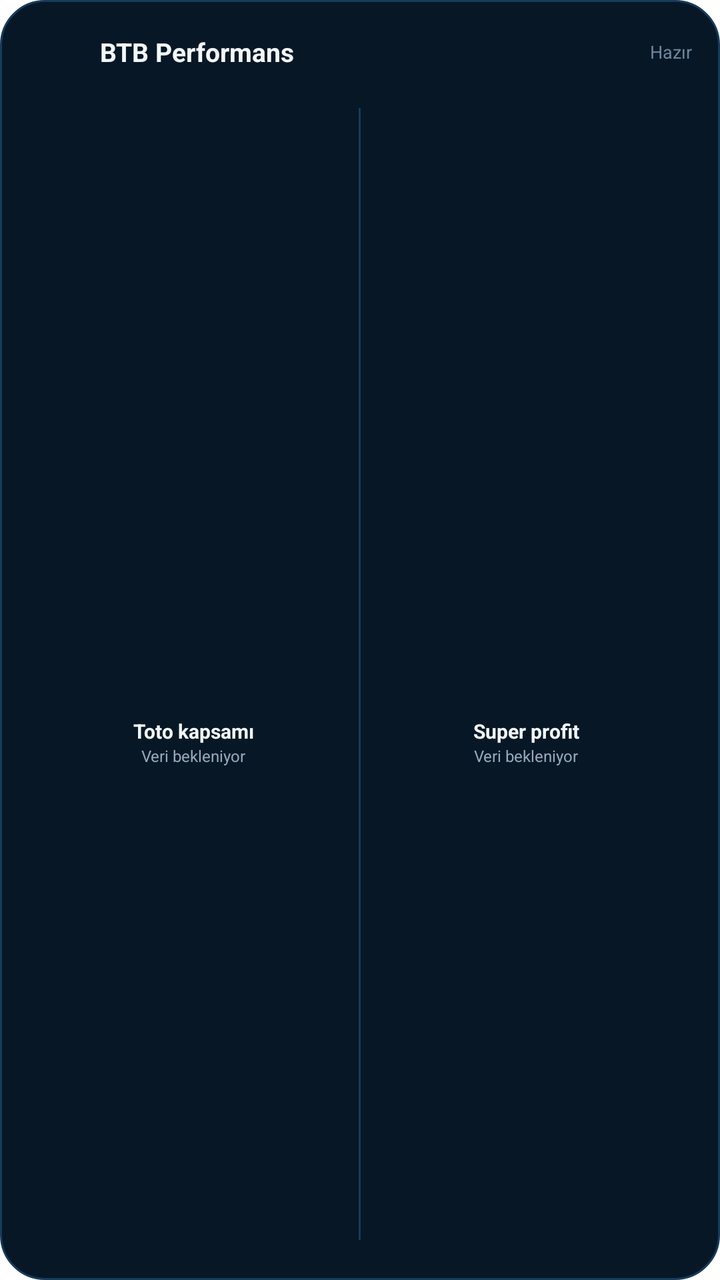
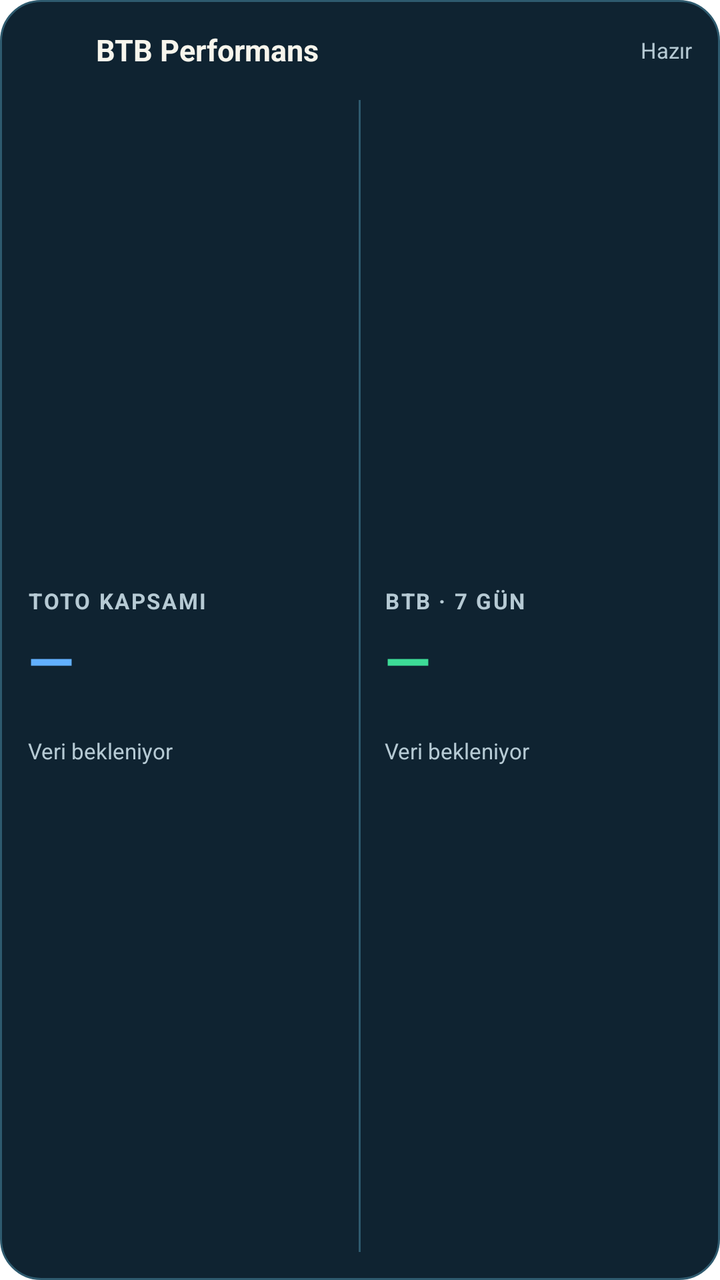

Two renders of the same Android screen: before a commit and after it. Below are the layout's source before the change and the commit's diff.
<!-- AndroidManifest.xml: fallback theme Theme.MaterialComponents.DayNight.NoActionBar -->
<!-- res/layout/btb_performance_widget.xml -->
<?xml version="1.0" encoding="utf-8"?>
<LinearLayout xmlns:android="http://schemas.android.com/apk/res/android"
  android:id="@+id/btb_kpi_widget_root"
  android:layout_width="match_parent"
  android:layout_height="match_parent"
  android:background="@drawable/btb_widget_background"
  android:orientation="vertical">

  <LinearLayout
    android:layout_width="match_parent"
    android:layout_height="wrap_content"
    android:gravity="center_vertical"
    android:orientation="horizontal">

    <ImageView
      android:id="@+id/btb_kpi_app_icon"
      android:layout_width="28dp"
      android:layout_height="28dp"
      android:layout_marginEnd="8dp"
      android:contentDescription="@string/btb_widget_app_icon"
      android:scaleType="fitCenter" />

    <TextView
      android:id="@+id/btb_kpi_title"
      android:layout_width="0dp"
      android:layout_height="wrap_content"
      android:layout_weight="1"
      android:text="@string/btb_kpi_widget_title"
      android:textColor="@color/btb_widget_text"
      android:textSize="13sp"
      android:textStyle="bold" />

    <TextView
      android:id="@+id/btb_kpi_updated"
      android:layout_width="wrap_content"
      android:layout_height="wrap_content"
      android:text="@string/btb_widget_ready"
      android:textColor="@color/btb_widget_subtle"
      android:textSize="9sp" />
  </LinearLayout>

  <LinearLayout
    android:layout_width="match_parent"
    android:layout_height="0dp"
    android:layout_marginTop="6dp"
    android:layout_weight="1"
    android:gravity="center"
    android:orientation="horizontal">

    <LinearLayout
      android:id="@+id/btb_kpi_toto"
      android:layout_width="0dp"
      android:layout_height="match_parent"
      android:layout_weight="1"
      android:gravity="center"
      android:orientation="vertical">

      <ImageView
        android:id="@+id/btb_kpi_toto_chart"
        android:layout_width="68dp"
        android:layout_height="68dp"
        android:contentDescription="@string/btb_kpi_toto_title"
        android:scaleType="fitCenter" />

      <TextView
        android:id="@+id/btb_kpi_toto_label"
        android:layout_width="match_parent"
        android:layout_height="wrap_content"
        android:gravity="center"
        android:text="@string/btb_kpi_toto_title"
        android:textColor="@color/btb_widget_text"
        android:textSize="10sp"
        android:textStyle="bold" />

      <TextView
        android:id="@+id/btb_kpi_toto_detail"
        android:layout_width="match_parent"
        android:layout_height="wrap_content"
        android:gravity="center"
        android:text="@string/btb_kpi_waiting"
        android:textColor="@color/btb_widget_muted"
        android:textSize="8sp" />
    </LinearLayout>

    <TextView
      android:id="@+id/btb_kpi_divider"
      android:layout_width="1dp"
      android:layout_height="match_parent"
      android:layout_marginVertical="8dp"
      android:background="#FF173B59" />

    <LinearLayout
      android:id="@+id/btb_kpi_super"
      android:layout_width="0dp"
      android:layout_height="match_parent"
      android:layout_weight="1"
      android:gravity="center"
      android:orientation="vertical">

      <ImageView
        android:id="@+id/btb_kpi_super_chart"
        android:layout_width="68dp"
        android:layout_height="68dp"
        android:contentDescription="@string/btb_kpi_super_title"
        android:scaleType="fitCenter" />

      <TextView
        android:id="@+id/btb_kpi_super_label"
        android:layout_width="match_parent"
        android:layout_height="wrap_content"
        android:gravity="center"
        android:text="@string/btb_kpi_super_title"
        android:textColor="@color/btb_widget_text"
        android:textSize="10sp"
        android:textStyle="bold" />

      <TextView
        android:id="@+id/btb_kpi_super_detail"
        android:layout_width="match_parent"
        android:layout_height="wrap_content"
        android:gravity="center"
        android:text="@string/btb_kpi_waiting"
        android:textColor="@color/btb_widget_muted"
        android:textSize="8sp" />
    </LinearLayout>
  </LinearLayout>
</LinearLayout>
<!-- resources referenced by this layout -->
<resources>
  <color name="btb_widget_muted">#FF94A9BC</color>
  <color name="btb_widget_subtle">#FF6E879D</color>
  <color name="btb_widget_text">#FFF4F8FC</color>
  <!-- drawable btb_widget_background (drawable) -->
  <?xml version="1.0" encoding="utf-8"?>
  <shape xmlns:android="http://schemas.android.com/apk/res/android"
    android:shape="rectangle">
    <solid android:color="#FF071726" />
    <stroke
      android:width="1dp"
      android:color="#FF173B59" />
    <corners android:radius="22dp" />
    <padding
      android:left="14dp"
      android:top="12dp"
      android:right="14dp"
      android:bottom="12dp" />
  </shape>
  <string name="btb_kpi_super_title">Super profit</string>
  <string name="btb_kpi_toto_title">Toto kapsamı</string>
  <string name="btb_kpi_waiting">Veri bekleniyor</string>
  <string name="btb_kpi_widget_title">BTB Performans</string>
  <string name="btb_widget_app_icon">BTB Mobile Next ikonu</string>
  <string name="btb_widget_ready">Hazır</string>
</resources>

<!-- the commit's change to res/layout/btb_performance_widget.xml (unified diff, before → after) -->
@@ -14,8 +14,8 @@
 
     <ImageView
       android:id="@+id/btb_kpi_app_icon"
-      android:layout_width="28dp"
-      android:layout_height="28dp"
+      android:layout_width="26dp"
+      android:layout_height="26dp"
       android:layout_marginEnd="8dp"
       android:contentDescription="@string/btb_widget_app_icon"
       android:scaleType="fitCenter" />
@@ -27,7 +27,7 @@
       android:layout_weight="1"
       android:text="@string/btb_kpi_widget_title"
       android:textColor="@color/btb_widget_text"
-      android:textSize="13sp"
+      android:textSize="15sp"
       android:textStyle="bold" />
 
     <TextView
@@ -36,15 +36,14 @@
       android:layout_height="wrap_content"
       android:text="@string/btb_widget_ready"
       android:textColor="@color/btb_widget_subtle"
-      android:textSize="9sp" />
+      android:textSize="11sp" />
   </LinearLayout>
 
   <LinearLayout
     android:layout_width="match_parent"
     android:layout_height="0dp"
-    android:layout_marginTop="6dp"
+    android:layout_marginTop="10dp"
     android:layout_weight="1"
-    android:gravity="center"
     android:orientation="horizontal">
 
     <LinearLayout
@@ -52,76 +51,101 @@
       android:layout_width="0dp"
       android:layout_height="match_parent"
       android:layout_weight="1"
-      android:gravity="center"
+      android:gravity="center_vertical"
       android:orientation="vertical">
-
-      <ImageView
-        android:id="@+id/btb_kpi_toto_chart"
-        android:layout_width="68dp"
-        android:layout_height="68dp"
-        android:contentDescription="@string/btb_kpi_toto_title"
-        android:scaleType="fitCenter" />
 
       <TextView
         android:id="@+id/btb_kpi_toto_label"
         android:layout_width="match_parent"
         android:layout_height="wrap_content"
-        android:gravity="center"
+        android:letterSpacing="0.08"
         android:text="@string/btb_kpi_toto_title"
-        android:textColor="@color/btb_widget_text"
-        android:textSize="10sp"
+        android:textColor="@color/btb_widget_muted"
+        android:textSize="11sp"
         android:textStyle="bold" />
+
+      <TextView
+        android:id="@+id/btb_kpi_toto_value"
+        android:layout_width="match_parent"
+        android:layout_height="wrap_content"
+        android:layout_marginTop="2dp"
+        android:text="—"
+        android:textColor="@color/btb_widget_blue"
+        android:textSize="30sp"
+        android:textStyle="bold" />
+
+      <ImageView
+        android:id="@+id/btb_kpi_toto_chart"
+        android:layout_width="match_parent"
+        android:layout_height="6dp"
+        android:layout_marginTop="6dp"
+        android:contentDescription="@string/btb_kpi_toto_title"
+        android:scaleType="fitXY" />
 
       <TextView
         android:id="@+id/btb_kpi_toto_detail"
         android:layout_width="match_parent"
         android:layout_height="wrap_content"
-        android:gravity="center"
+        android:layout_marginTop="6dp"
+        android:maxLines="2"
         android:text="@string/btb_kpi_waiting"
         android:textColor="@color/btb_widget_muted"
-        android:textSize="8sp" />
+        android:textSize="11sp" />
     </LinearLayout>
 
     <TextView
       android:id="@+id/btb_kpi_divider"
       android:layout_width="1dp"
       android:layout_height="match_parent"
-      android:layout_marginVertical="8dp"
-      android:background="#FF173B59" />
+      android:layout_marginHorizontal="12dp"
+      android:layout_marginVertical="2dp"
+      android:background="#FF2E5A6E" />
 
     <LinearLayout
       android:id="@+id/btb_kpi_super"
       android:layout_width="0dp"
       android:layout_height="match_parent"
       android:layout_weight="1"
-      android:gravity="center"
+      android:gravity="center_vertical"
       android:orientation="vertical">
-
-      <ImageView
-        android:id="@+id/btb_kpi_super_chart"
-        android:layout_width="68dp"
-        android:layout_height="68dp"
-        android:contentDescription="@string/btb_kpi_super_title"
-        android:scaleType="fitCenter" />
 
       <TextView
         android:id="@+id/btb_kpi_super_label"
         android:layout_width="match_parent"
         android:layout_height="wrap_content"
-        android:gravity="center"
+        android:letterSpacing="0.08"
         android:text="@string/btb_kpi_super_title"
-        android:textColor="@color/btb_widget_text"
-        android:textSize="10sp"
+        android:textColor="@color/btb_widget_muted"
+        android:textSize="11sp"
         android:textStyle="bold" />
+
+      <TextView
+        android:id="@+id/btb_kpi_super_value"
+        android:layout_width="match_parent"
+        android:layout_height="wrap_content"
+        android:layout_marginTop="2dp"
+        android:text="—"
+        android:textColor="@color/btb_widget_green"
+        android:textSize="30sp"
+        android:textStyle="bold" />
+
+      <ImageView
+        android:id="@+id/btb_kpi_super_chart"
+        android:layout_width="match_parent"
+        android:layout_height="6dp"
+        android:layout_marginTop="6dp"
+        android:contentDescription="@string/btb_kpi_super_title"
+        android:scaleType="fitXY" />
 
       <TextView
         android:id="@+id/btb_kpi_super_detail"
         android:layout_width="match_parent"
         android:layout_height="wrap_content"
-        android:gravity="center"
+        android:layout_marginTop="6dp"
+        android:maxLines="2"
         android:text="@string/btb_kpi_waiting"
         android:textColor="@color/btb_widget_muted"
-        android:textSize="8sp" />
+        android:textSize="11sp" />
     </LinearLayout>
   </LinearLayout>
 </LinearLayout>
<!-- resource entries referenced after the edit -->
@@ -1,25 +1,27 @@
 <!-- resources referenced by this layout -->
 <resources>
-  <color name="btb_widget_muted">#FF94A9BC</color>
-  <color name="btb_widget_subtle">#FF6E879D</color>
-  <color name="btb_widget_text">#FFF4F8FC</color>
+  <color name="btb_widget_blue">#FF62B0FF</color>
+  <color name="btb_widget_green">#FF3DDC97</color>
+  <color name="btb_widget_muted">#FFB6CAD4</color>
+  <color name="btb_widget_subtle">#FFB6CAD4</color>
+  <color name="btb_widget_text">#FFF7F5EC</color>
   <!-- drawable btb_widget_background (drawable) -->
   <?xml version="1.0" encoding="utf-8"?>
   <shape xmlns:android="http://schemas.android.com/apk/res/android"
     android:shape="rectangle">
-    <solid android:color="#FF071726" />
+    <solid android:color="#FF0F2331" />
     <stroke
       android:width="1dp"
-      android:color="#FF173B59" />
-    <corners android:radius="22dp" />
+      android:color="#FF2E5A6E" />
+    <corners android:radius="20dp" />
     <padding
       android:left="14dp"
       android:top="12dp"
       android:right="14dp"
       android:bottom="12dp" />
   </shape>
-  <string name="btb_kpi_super_title">Super profit</string>
-  <string name="btb_kpi_toto_title">Toto kapsamı</string>
+  <string name="btb_kpi_super_title">BTB · 7 GÜN</string>
+  <string name="btb_kpi_toto_title">TOTO KAPSAMI</string>
   <string name="btb_kpi_waiting">Veri bekleniyor</string>
   <string name="btb_kpi_widget_title">BTB Performans</string>
   <string name="btb_widget_app_icon">BTB Mobile Next ikonu</string>
